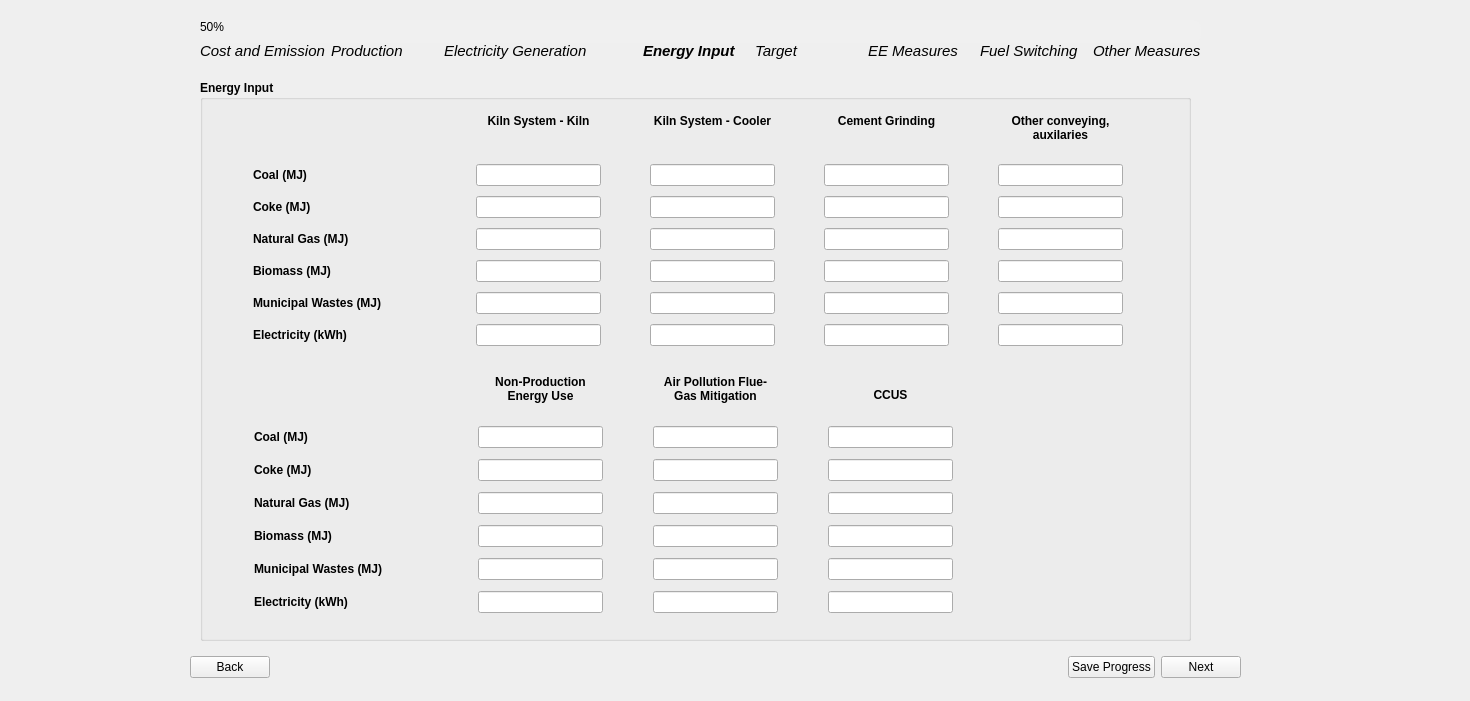
Old version of the form 00_BEST_windows/ui_files_latest/Page6_EnergyInputDetailed_2_qwidget.ui in the repository WongCurtis95/lbnl_best_public.
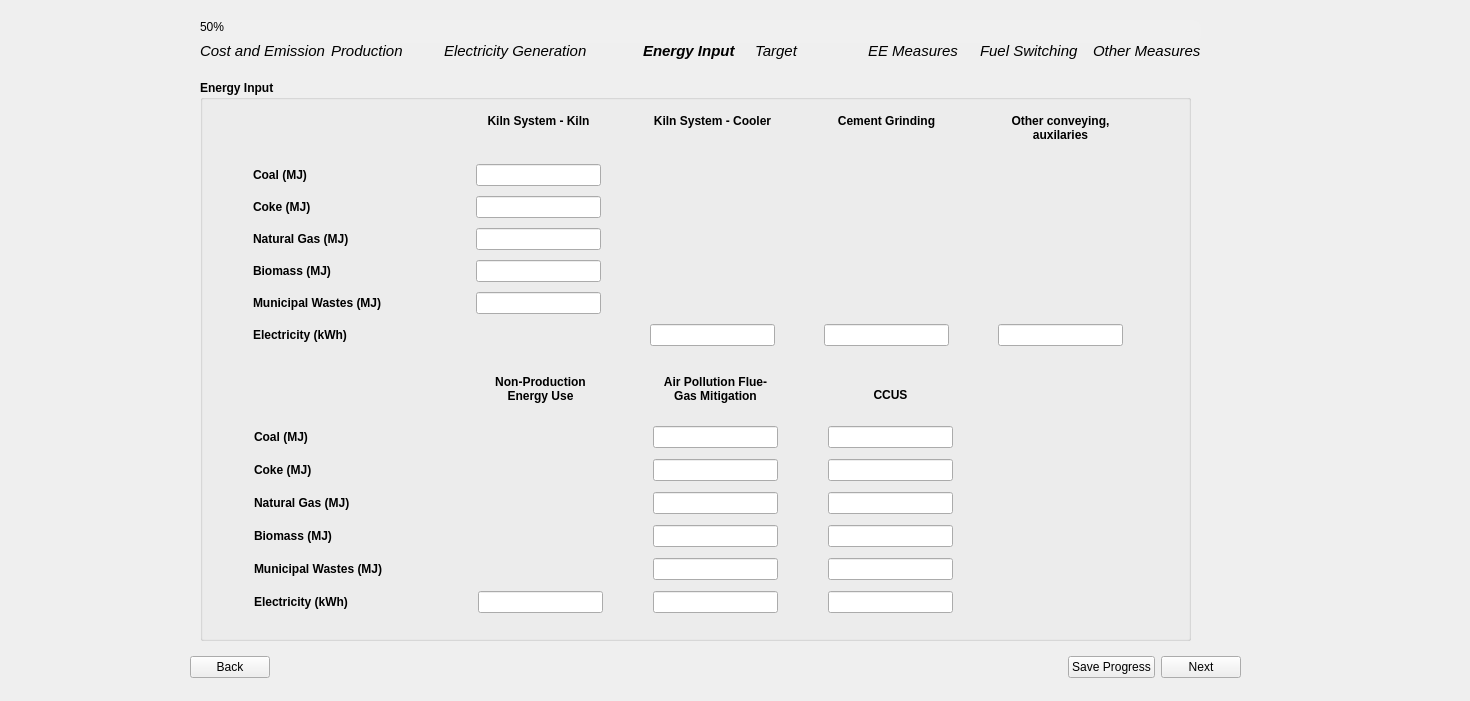
New version of the form. Icons and pictures are not drawn.

Commit message: Removed the irrelevant fuel types in energy input

Patch:
```diff
--- a/00_BEST_windows/ui_files_latest/Page6_EnergyInputDetailed_2_qwidget.ui
+++ b/00_BEST_windows/ui_files_latest/Page6_EnergyInputDetailed_2_qwidget.ui
@@ -119,19 +119,6 @@
        </property>
       </widget>
      </item>
-     <item row="5" column="4">
-      <widget class="QLineEdit" name="msw_other_conveying_page6_b">
-       <property name="sizePolicy">
-        <sizepolicy hsizetype="Fixed" vsizetype="Fixed">
-         <horstretch>0</horstretch>
-         <verstretch>0</verstretch>
-        </sizepolicy>
-       </property>
-       <property name="text">
-        <string/>
-       </property>
-      </widget>
-     </item>
      <item row="6" column="0">
       <widget class="QLabel" name="electricity_detailed_page6_label">
        <property name="sizePolicy">
@@ -187,19 +174,6 @@
        </property>
       </widget>
      </item>
-     <item row="3" column="4">
-      <widget class="QLineEdit" name="natural_gas_other_conveying_page6_b">
-       <property name="sizePolicy">
-        <sizepolicy hsizetype="Fixed" vsizetype="Fixed">
-         <horstretch>0</horstretch>
-         <verstretch>0</verstretch>
-        </sizepolicy>
-       </property>
-       <property name="text">
-        <string/>
-       </property>
-      </widget>
-     </item>
      <item row="6" column="3">
       <widget class="QLineEdit" name="electricity_cement_grinding_page6_b">
        <property name="sizePolicy">
@@ -213,58 +187,6 @@
        </property>
       </widget>
      </item>
-     <item row="4" column="3">
-      <widget class="QLineEdit" name="biomass_cement_grinding_page6_b">
-       <property name="sizePolicy">
-        <sizepolicy hsizetype="Fixed" vsizetype="Fixed">
-         <horstretch>0</horstretch>
-         <verstretch>0</verstretch>
-        </sizepolicy>
-       </property>
-       <property name="text">
-        <string/>
-       </property>
-      </widget>
-     </item>
-     <item row="5" column="3">
-      <widget class="QLineEdit" name="msw_cement_grinding_page6_b">
-       <property name="sizePolicy">
-        <sizepolicy hsizetype="Fixed" vsizetype="Fixed">
-         <horstretch>0</horstretch>
-         <verstretch>0</verstretch>
-        </sizepolicy>
-       </property>
-       <property name="text">
-        <string/>
-       </property>
-      </widget>
-     </item>
-     <item row="1" column="4">
-      <widget class="QLineEdit" name="coal_other_conveying_page6_b">
-       <property name="sizePolicy">
-        <sizepolicy hsizetype="Fixed" vsizetype="Fixed">
-         <horstretch>0</horstretch>
-         <verstretch>0</verstretch>
-        </sizepolicy>
-       </property>
-       <property name="text">
-        <string/>
-       </property>
-      </widget>
-     </item>
-     <item row="2" column="4">
-      <widget class="QLineEdit" name="coke_other_conveying_page6_b">
-       <property name="sizePolicy">
-        <sizepolicy hsizetype="Fixed" vsizetype="Fixed">
-         <horstretch>0</horstretch>
-         <verstretch>0</verstretch>
-        </sizepolicy>
-       </property>
-       <property name="text">
-        <string/>
-       </property>
-      </widget>
-     </item>
      <item row="1" column="1">
       <widget class="QLineEdit" name="coal_kiln_kiln_page6_b">
        <property name="sizePolicy">
@@ -300,32 +222,6 @@
        </property>
       </widget>
      </item>
-     <item row="1" column="3">
-      <widget class="QLineEdit" name="coal_cement_grinding_page6_b">
-       <property name="sizePolicy">
-        <sizepolicy hsizetype="Fixed" vsizetype="Fixed">
-         <horstretch>0</horstretch>
-         <verstretch>0</verstretch>
-        </sizepolicy>
-       </property>
-       <property name="text">
-        <string/>
-       </property>
-      </widget>
-     </item>
-     <item row="3" column="3">
-      <widget class="QLineEdit" name="natural_gas_cement_grinding_page6_b">
-       <property name="sizePolicy">
-        <sizepolicy hsizetype="Fixed" vsizetype="Fixed">
-         <horstretch>0</horstretch>
-         <verstretch>0</verstretch>
-        </sizepolicy>
-       </property>
-       <property name="text">
-        <string/>
-       </property>
-      </widget>
-     </item>
      <item row="6" column="2">
       <widget class="QLineEdit" name="electricity_kiln_cooler_page6_b">
        <property name="sizePolicy">
@@ -339,19 +235,6 @@
        </property>
       </widget>
      </item>
-     <item row="5" column="2">
-      <widget class="QLineEdit" name="msw_kiln_cooler_page6_b">
-       <property name="sizePolicy">
-        <sizepolicy hsizetype="Fixed" vsizetype="Fixed">
-         <horstretch>0</horstretch>
-         <verstretch>0</verstretch>
-        </sizepolicy>
-       </property>
-       <property name="text">
-        <string/>
-       </property>
-      </widget>
-     </item>
      <item row="0" column="0">
       <widget class="QLabel" name="coal_label_detailed_page6_2">
        <property name="text">
@@ -420,32 +303,6 @@
        </property>
       </widget>
      </item>
-     <item row="3" column="2">
-      <widget class="QLineEdit" name="natural_gas_kiln_cooler_page6_b">
-       <property name="sizePolicy">
-        <sizepolicy hsizetype="Fixed" vsizetype="Fixed">
-         <horstretch>0</horstretch>
-         <verstretch>0</verstretch>
-        </sizepolicy>
-       </property>
-       <property name="text">
-        <string/>
-       </property>
-      </widget>
-     </item>
-     <item row="1" column="2">
-      <widget class="QLineEdit" name="coal_kiln_cooler_page6_b">
-       <property name="sizePolicy">
-        <sizepolicy hsizetype="Fixed" vsizetype="Fixed">
-         <horstretch>0</horstretch>
-         <verstretch>0</verstretch>
-        </sizepolicy>
-       </property>
-       <property name="text">
-        <string/>
-       </property>
-      </widget>
-     </item>
      <item row="3" column="1">
       <widget class="QLineEdit" name="natural_gas_kiln_kiln_page6_b">
        <property name="sizePolicy">
@@ -459,45 +316,6 @@
        </property>
       </widget>
      </item>
-     <item row="4" column="2">
-      <widget class="QLineEdit" name="biomass_kiln_cooler_page6_b">
-       <property name="sizePolicy">
-        <sizepolicy hsizetype="Fixed" vsizetype="Fixed">
-         <horstretch>0</horstretch>
-         <verstretch>0</verstretch>
-        </sizepolicy>
-       </property>
-       <property name="text">
-        <string/>
-       </property>
-      </widget>
-     </item>
-     <item row="4" column="4">
-      <widget class="QLineEdit" name="biomass_other_conveying_page6_b">
-       <property name="sizePolicy">
-        <sizepolicy hsizetype="Fixed" vsizetype="Fixed">
-         <horstretch>0</horstretch>
-         <verstretch>0</verstretch>
-        </sizepolicy>
-       </property>
-       <property name="text">
-        <string/>
-       </property>
-      </widget>
-     </item>
-     <item row="6" column="1">
-      <widget class="QLineEdit" name="electricity_kiln_kiln_page6_b">
-       <property name="sizePolicy">
-        <sizepolicy hsizetype="Fixed" vsizetype="Fixed">
-         <horstretch>0</horstretch>
-         <verstretch>0</verstretch>
-        </sizepolicy>
-       </property>
-       <property name="text">
-        <string/>
-       </property>
-      </widget>
-     </item>
      <item row="6" column="4">
       <widget class="QLineEdit" name="electricity_other_conveying_page6_b">
        <property name="sizePolicy">
@@ -604,32 +422,6 @@
        </property>
       </widget>
      </item>
-     <item row="2" column="3">
-      <widget class="QLineEdit" name="coke_cement_grinding_page6_b">
-       <property name="sizePolicy">
-        <sizepolicy hsizetype="Fixed" vsizetype="Fixed">
-         <horstretch>0</horstretch>
-         <verstretch>0</verstretch>
-        </sizepolicy>
-       </property>
-       <property name="text">
-        <string/>
-       </property>
-      </widget>
-     </item>
-     <item row="2" column="2">
-      <widget class="QLineEdit" name="coke_kiln_cooler_page6_b">
-       <property name="sizePolicy">
-        <sizepolicy hsizetype="Fixed" vsizetype="Fixed">
-         <horstretch>0</horstretch>
-         <verstretch>0</verstretch>
-        </sizepolicy>
-       </property>
-       <property name="text">
-        <string/>
-       </property>
-      </widget>
-     </item>
      <item row="0" column="3">
       <widget class="QLabel" name="crushing_label_page6">
        <property name="sizePolicy">
@@ -713,22 +505,6 @@
      <property name="sizeConstraint">
       <enum>QLayout::SetNoConstraint</enum>
      </property>
-     <item row="2" column="1">
-      <widget class="QLineEdit" name="coke_non_production_page6_b">
-       <property name="sizePolicy">
-        <sizepolicy hsizetype="Fixed" vsizetype="Fixed">
-         <horstretch>0</horstretch>
-         <verstretch>0</verstretch>
-        </sizepolicy>
-       </property>
-       <property name="text">
-        <string/>
-       </property>
-       <property name="alignment">
-        <set>Qt::AlignLeading|Qt::AlignLeft|Qt::AlignVCenter</set>
-       </property>
-      </widget>
-     </item>
      <item row="6" column="0">
       <widget class="QLabel" name="electricity_detailed_page6_label_2">
        <property name="sizePolicy">
@@ -823,22 +599,6 @@
        </property>
       </widget>
      </item>
-     <item row="1" column="1">
-      <widget class="QLineEdit" name="coal_non_production_page6_b">
-       <property name="sizePolicy">
-        <sizepolicy hsizetype="Fixed" vsizetype="Fixed">
-         <horstretch>0</horstretch>
-         <verstretch>0</verstretch>
-        </sizepolicy>
-       </property>
-       <property name="text">
-        <string/>
-       </property>
-       <property name="alignment">
-        <set>Qt::AlignLeading|Qt::AlignLeft|Qt::AlignVCenter</set>
-       </property>
-      </widget>
-     </item>
      <item row="4" column="0">
       <widget class="QLabel" name="biomass_label_detailed_page6_2">
        <property name="sizePolicy">
@@ -1004,19 +764,6 @@
        </property>
       </widget>
      </item>
-     <item row="3" column="1">
-      <widget class="QLineEdit" name="natural_gas_non_production_page6_b">
-       <property name="sizePolicy">
-        <sizepolicy hsizetype="Fixed" vsizetype="Fixed">
-         <horstretch>0</horstretch>
-         <verstretch>0</verstretch>
-        </sizepolicy>
-       </property>
-       <property name="text">
-        <string/>
-       </property>
-      </widget>
-     </item>
      <item row="4" column="2">
       <widget class="QLineEdit" name="biomass_air_pollution_page6_b">
        <property name="sizePolicy">
@@ -1068,19 +815,6 @@
        </property>
       </widget>
      </item>
-     <item row="4" column="1">
-      <widget class="QLineEdit" name="biomass_non_production_page6_b">
-       <property name="sizePolicy">
-        <sizepolicy hsizetype="Fixed" vsizetype="Fixed">
-         <horstretch>0</horstretch>
-         <verstretch>0</verstretch>
-        </sizepolicy>
-       </property>
-       <property name="text">
-        <string/>
-       </property>
-      </widget>
-     </item>
      <item row="0" column="2">
       <widget class="QLabel" name="preblending_label_page6_2">
        <property name="sizePolicy">
@@ -1214,19 +948,6 @@
        </property>
       </widget>
      </item>
-     <item row="5" column="1">
-      <widget class="QLineEdit" name="msw_non_production_page6_b">
-       <property name="sizePolicy">
-        <sizepolicy hsizetype="Fixed" vsizetype="Fixed">
-         <horstretch>0</horstretch>
-         <verstretch>0</verstretch>
-        </sizepolicy>
-       </property>
-       <property name="text">
-        <string/>
-       </property>
-      </widget>
-     </item>
     </layout>
    </widget>
   </widget>
```
Left out of the diff: 21 changed lines with no effect on the pictures. The commit also changes 9 other files.
